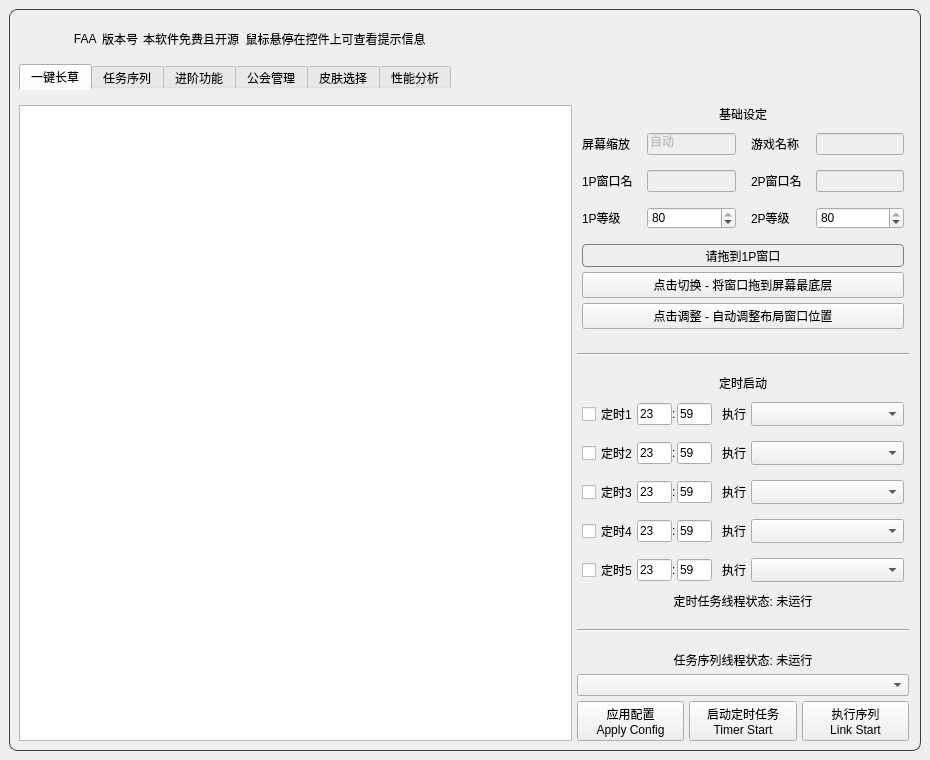
This is resource/ui/FAA_3.0.ui in StareAbyss/FoodsVsMiceAutoAssistant as Qt 5 draws it before an edit. The edited form follows.
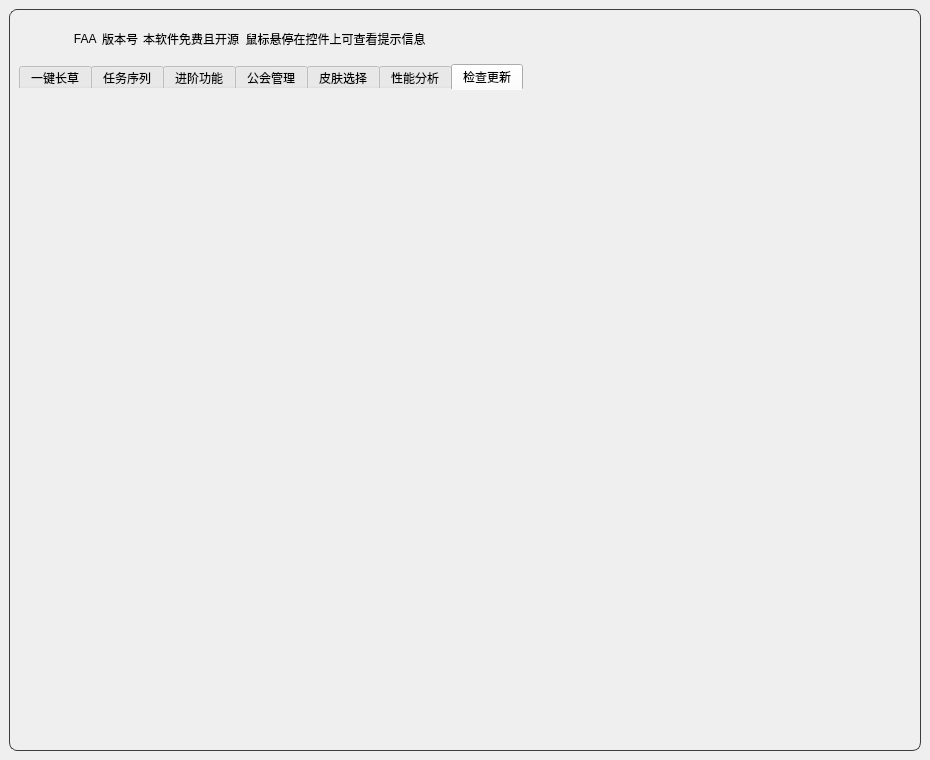
This is the edited form. The open tabs and pages were chosen to show the change. Icons and pictures are not drawn. Custom widgets are drawn as their Qt base class.

Patch:
```diff
--- a/resource/ui/FAA_3.0.ui
+++ b/resource/ui/FAA_3.0.ui
@@ -7422,6 +7422,16 @@
            </item>
           </layout>
          </widget>
+         <widget class="QWidget" name="tab">
+          <attribute name="title">
+           <string>检查更新</string>
+          </attribute>
+          <layout class="QHBoxLayout" name="horizontalLayout_22">
+           <item>
+            <layout class="QVBoxLayout" name="verticalLayout_23"/>
+           </item>
+          </layout>
+         </widget>
         </widget>
        </item>
       </layout>
```
Left out of the diff: 26 changed lines with no effect on the pictures.
